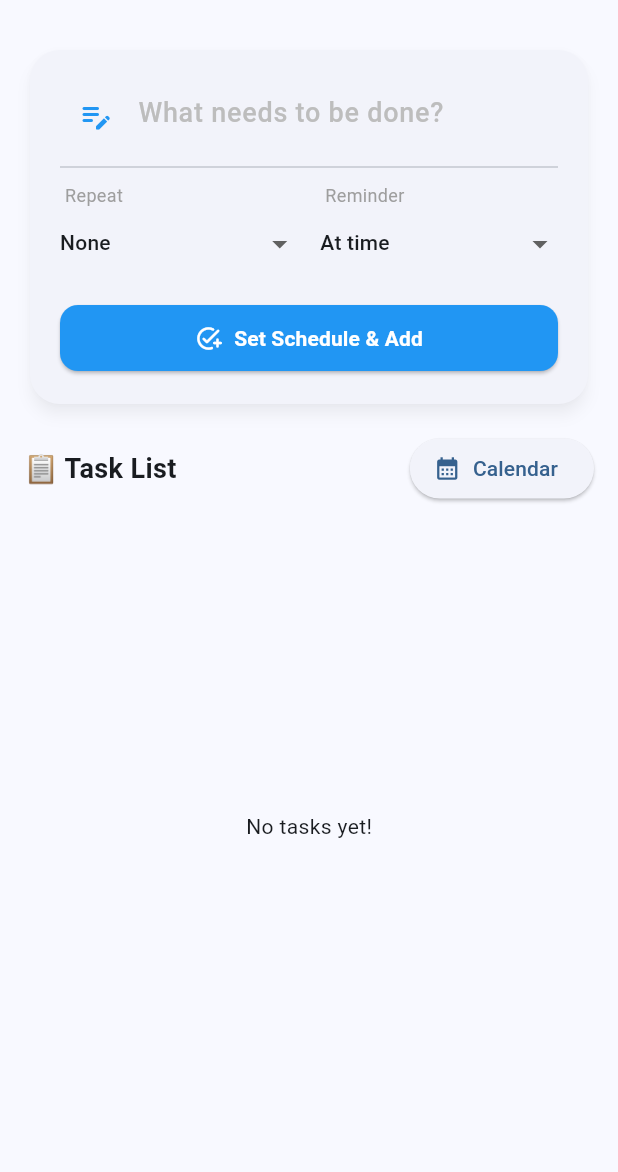
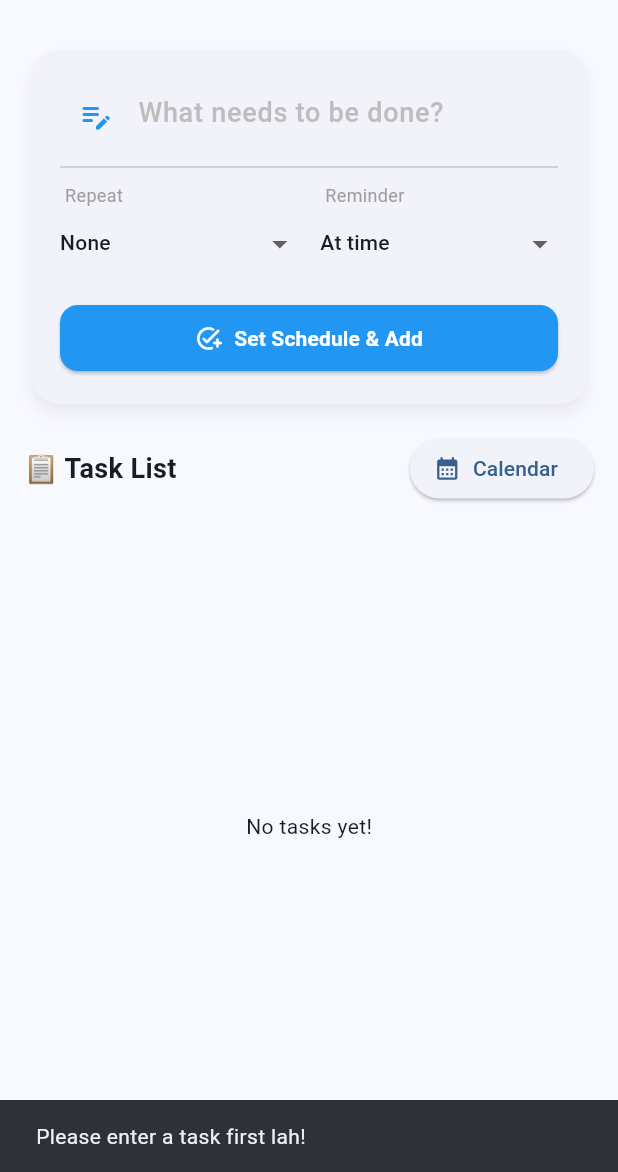
Before and after one commit to santhoshh-maax/todo-s-lah-v1, a Flutter app: the screen it shows after launch, after a tap on "Set Schedule & Add", on a phone screen of 412 x 824 dp, the part 64-1236 px from its top. Run offline on Flutter 3.47's test engine with Material 3 defaults, Android fonts, the phone set to English and light mode, and no system bars; our stand-ins replace device_info_plus, flutter_local_notifications, flutter_timezone, permission_handler, shared_preferences, table_calendar and 1 more; missing offline and left inert: android_intent_plus.

Commit message:
additional option

```diff
--- a/lib/main.dart
+++ b/lib/main.dart
@@ -154,55 +154,69 @@ class _MainAppState extends State<MainApp> with WidgetsBindingObserver {
   }
 
  Future<void> pickDateTimeAndAddTask() async {
-    final input = textEditingController.text.trim();
-    if (input.isEmpty) return;
+  if (textEditingController.text.isEmpty) {
+    ScaffoldMessenger.of(context).showSnackBar(
+      const SnackBar(content: Text("Please enter a task first lah!")),
+    );
+    return;
+  }
 
-    final pickedDate = await showDatePicker(
+  DateTime? pickedDate = await showDatePicker(
     context: context,
     initialDate: DateTime.now(),
-      firstDate: DateTime(2000),
+    firstDate: DateTime.now(),
     lastDate: DateTime(2100),
   );
-    if (pickedDate == null) return;
 
-    final pickedTime = await showTimePicker(
+  if (pickedDate != null) {
+    TimeOfDay? pickedTime = await showTimePicker(
       context: context,
       initialTime: TimeOfDay.now(),
     );
-    if (pickedTime == null) return;
 
-    _createTask(input, pickedDate, pickedTime);
-  }
-
-  void _createTask(String input, DateTime pickedDate, TimeOfDay pickedTime) {
+    if (pickedTime != null) {
+      // --- 1. FORMATTING THE TASK STRING ---
       final dateString = DateFormat('dd/MM/yyyy').format(pickedDate);
       final dt = DateTime(pickedDate.year, pickedDate.month, pickedDate.day, pickedTime.hour, pickedTime.minute);
       final formattedTime = DateFormat('hh:mm a').format(dt);
 
-    // Format: Title | Date | Time | Repeat
-    final finalTask = "$input\n$dateString\n$formattedTime\n$repeatValue";
+      // Matches your _createTask format: Title | Date | Time | Repeat
+      final finalTaskString = "${textEditingController.text}\n$dateString\n$formattedTime\n$repeatValue";
 
-    setState(() {
-      todoList.add(finalTask);
-      taskCompleted.add(false);
-    });
-
-    saveTasks();
-
-    NotiService().scheduleNotification(
-  id: todoList.length - 1,
+      // --- 2. SCHEDULING ---
+      final resultMessage = await NotiService().scheduleNotification(
+        id: todoList.length,
         title: "Task Reminder",
-  body: "📝 $input",
+        body: "📝 ${textEditingController.text}",
         year: pickedDate.year,
         month: pickedDate.month,
         day: pickedDate.day,
         hour: pickedTime.hour,
         minute: pickedTime.minute,
         repeat: repeatValue,
-  reminderMinutes: reminderValue, // 🔥 Pass the new value here
+        reminderMinutes: reminderValue,
       );
 
+      // --- 3. UPDATING UI ---
+      setState(() {
+        todoList.add(finalTaskString);
+        taskCompleted.add(false);
         textEditingController.clear();
+      });
+      saveTasks();
+
+      // --- 4. SNACKBAR WITH COLOR LOGIC ---
+      if (mounted) {
+        ScaffoldMessenger.of(context).showSnackBar(
+          SnackBar(
+            content: Text(resultMessage ?? "Task scheduled successfully!"),
+            backgroundColor: resultMessage != null ? Colors.orangeAccent : Colors.blue,
+            behavior: SnackBarBehavior.floating,
+          ),
+        );
+      }
+    }
+  }
 }
 
   @override
```
Also changed, not shown: lib/noti_service.dart (+23 -6 lines). Lines whose indentation alone changed are shown as unchanged.
